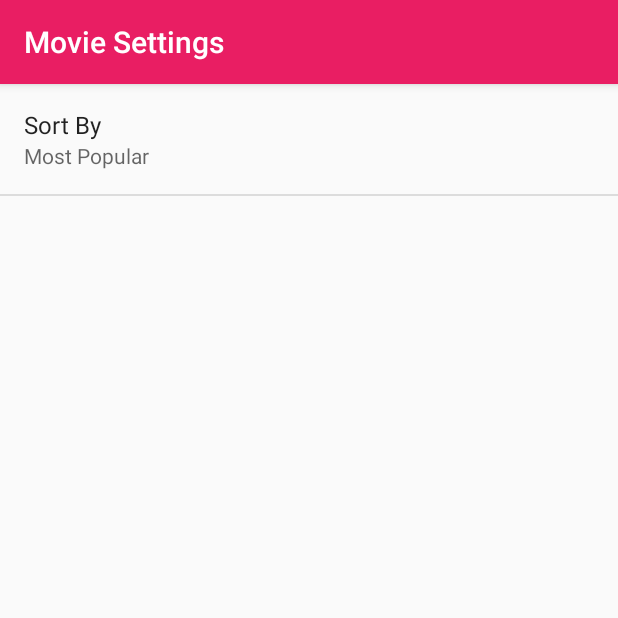
After one commit to talikanevski/Movies1, an Android app: the SettingsActivity screen opened directly, with no data from a screen before it, on a phone screen of 412 x 824 dp, the top half of it. The commit adds this screen. Run offline under Robolectric (Android 15) with nearby library versions, the phone set to English and light mode, and no system bars.

Commit message:
Preferences: sort by popularity or by rating

```diff
--- /dev/null
+++ b/app/src/main/java/com/example/ded/movies/SettingsActivity.java
@@ -0,0 +1,58 @@
+package com.example.ded.movies;
+
+import android.content.SharedPreferences;
+import android.preference.ListPreference;
+import android.preference.Preference;
+import android.preference.PreferenceManager;
+import android.support.v7.app.AppCompatActivity;
+import android.os.Bundle;
+import android.preference.PreferenceFragment;
+
+public class SettingsActivity extends AppCompatActivity {
+
+    @Override
+    protected void onCreate(Bundle savedInstanceState) {
+        super.onCreate(savedInstanceState);
+        setContentView(R.layout.activity_settings);
+    }
+
+    public static class MoviePreferenceFragment extends PreferenceFragment implements Preference.OnPreferenceChangeListener{
+        @Override
+        public void onCreate(Bundle savedInstanceState) {
+            super.onCreate(savedInstanceState);
+            addPreferencesFromResource(R.xml.settings_main);
+
+            Preference orderBy = findPreference(getString(R.string.settings_sort_by_key));
+            bindPreferenceSummaryToValue(orderBy);
+        }
+
+        @Override
+        public boolean onPreferenceChange(Preference preference, Object value) {
+
+            // The code in this method takes care of updating the displayed preference summary after it has been changed
+            String stringValue = value.toString();
+            if (preference instanceof ListPreference) {
+                ListPreference listPreference = (ListPreference) preference;
+                int prefIndex = listPreference.findIndexOfValue(stringValue);
+                if (prefIndex >= 0) {
+                    CharSequence[] labels = listPreference.getEntries();
+                    preference.setSummary(labels[prefIndex]);
+                }
+            } else {
+                preference.setSummary(stringValue);
+            }
+
+            return true;
+        }
+
+        private void bindPreferenceSummaryToValue(Preference preference) {
+            preference.setOnPreferenceChangeListener(this);
+            /**We read the current value of the preference stored in the SharedPreferences on the device,
+             * and display that in the preference summary
+             * (so that the user can see the current value of the preference): **/
+            SharedPreferences preferences = PreferenceManager.getDefaultSharedPreferences(preference.getContext());
+            String preferenceString = preferences.getString(preference.getKey(), "");
+            onPreferenceChange(preference, preferenceString);
+        }
+    }
+}
--- /dev/null
+++ b/app/src/main/res/values/arrays.xml
@@ -0,0 +1,13 @@
+<?xml version="1.0" encoding="utf-8"?>
+<resources>
+    <string-array name="settings_sort_by_labels">
+        <item>@string/settings_sort_by_most_popular_label</item>
+        <item>@string/settings_sort_by_highest_rated_label</item>
+    </string-array>
+
+    <string-array name="settings_sort_by_values">
+        <item>@string/settings_sort_by_most_popular_value</item>
+        <item>@string/settings_sort_by_highest_rated_value</item>
+    </string-array>
+
+</resources>
--- a/app/src/main/res/values/strings.xml
+++ b/app/src/main/res/values/strings.xml
@@ -6,5 +6,20 @@
     <!-- Error messages-->
     <string name="detail_error_message">Sandwich data not available</string>
 
+    <string name="settings_menu_item">Settings</string>
+    <string name="settings_title">Movie Settings</string>
+
+    <!-- Strings For Sort-By Preference [CHAR LIMIT=30] -->
+    <string name="settings_sort_by_label">Sort By</string>
+    <string name="settings_sort_by_key" translatable="false">sort_by</string>
+    <string name="settings_sort_by_default" translatable="false">@string/settings_sort_by_most_popular_value</string>
+
+    <!-- Label for sort-by most popular option [CHAR LIMIT=20] -->
+    <string name="settings_sort_by_most_popular_label">Most Popular</string>
+    <string name="settings_sort_by_most_popular_value" translatable="false">popularity.desc</string>
+
+    <!-- Label for sort-by highest-rated option [CHAR LIMIT=20] -->
+    <string name="settings_sort_by_highest_rated_label">Highest-rated</string>
+    <string name="settings_sort_by_highest_rated_value" translatable="false">vote_average.desc</string>
 
 </resources>
--- /dev/null
+++ b/app/src/main/res/xml/settings_main.xml
@@ -0,0 +1,11 @@
+<?xml version="1.0" encoding="utf-8"?>
+<PreferenceScreen xmlns:android="http://schemas.android.com/apk/res/android">
+    android:title="@string/settings_title">
+    <ListPreference
+        android:defaultValue="@string/settings_sort_by_default"
+        android:entries="@array/settings_sort_by_labels"
+        android:entryValues="@array/settings_sort_by_values"
+        android:key="@string/settings_sort_by_key"
+        android:title="@string/settings_sort_by_label" />
+
+</PreferenceScreen>
```
Also changed, not shown: app/src/main/AndroidManifest.xml (+9 -1 lines), app/src/main/java/com/example/ded/movies/MainActivity.java (+67 -1 lines), app/src/main/res/layout/activity_settings.xml (added, +10 -0 lines), app/src/main/res/menu/main.xml (added, +8 -0 lines).
